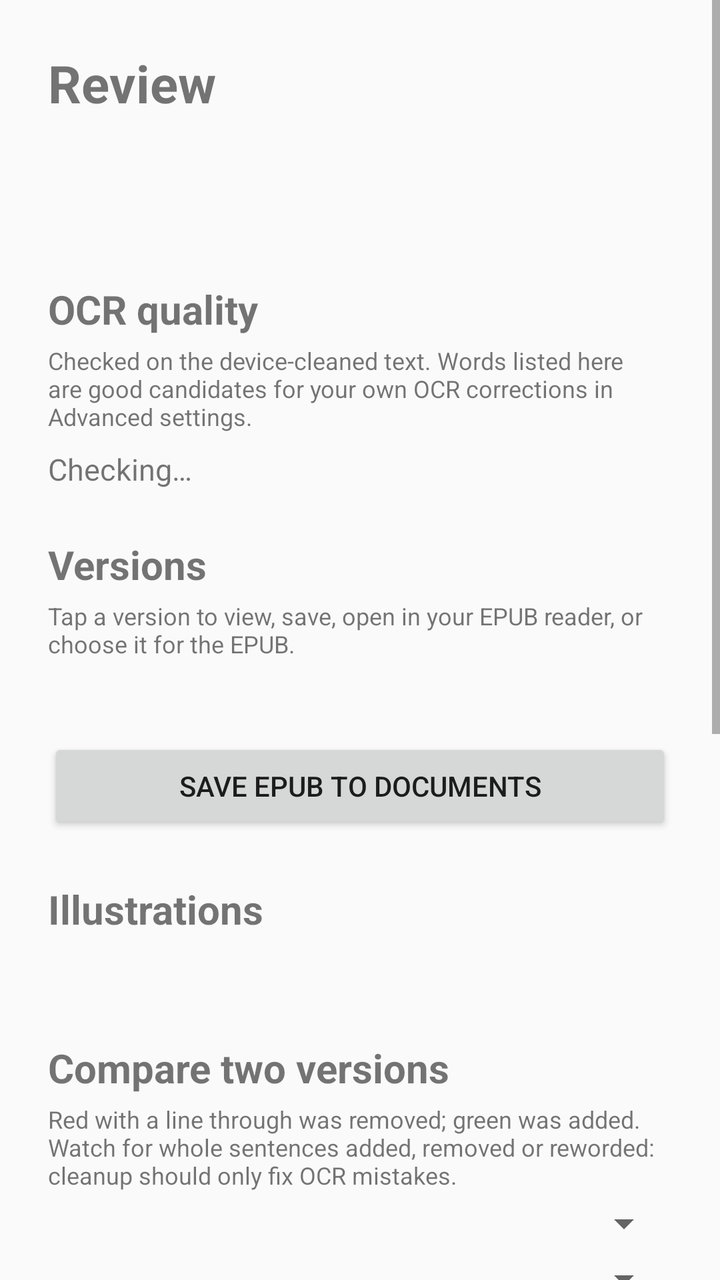
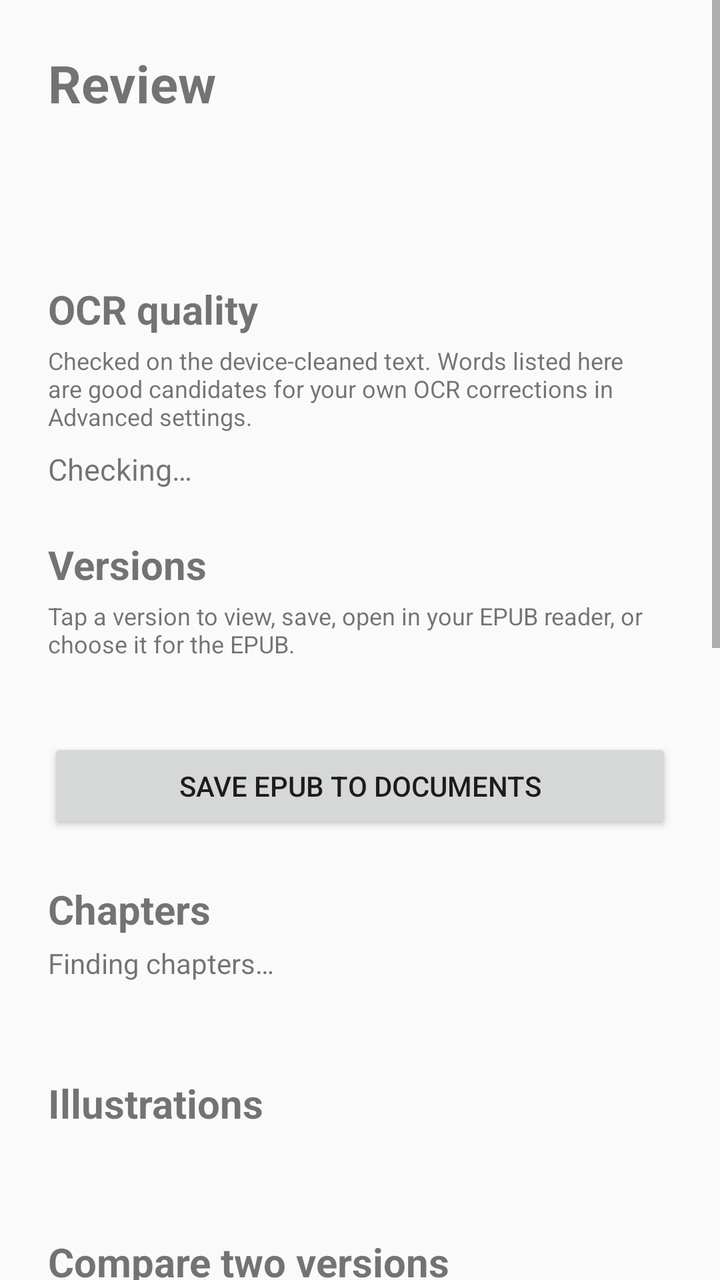

An Android layout rendered at two revisions. The XML below is the earlier revision; the diff shows what the commit changed to produce the second picture.
<!-- AndroidManifest.xml: application theme Theme.WombatLiberates -->
<!-- res/layout/activity_review.xml -->
<?xml version="1.0" encoding="utf-8"?>
<ScrollView xmlns:android="http://schemas.android.com/apk/res/android"
    android:id="@+id/reviewScroll"
    android:layout_width="match_parent"
    android:layout_height="match_parent"
    android:fillViewport="true">

    <LinearLayout
        android:layout_width="match_parent"
        android:layout_height="wrap_content"
        android:orientation="vertical"
        android:padding="24dp">

            <TextView
                android:id="@+id/reviewTitle"
                android:layout_width="match_parent"
                android:layout_height="wrap_content"
                android:layout_marginTop="0dp"
                android:text="Review"
                android:textSize="26sp"
                android:textStyle="bold" />
            <TextView
                android:id="@+id/reviewSubtitle"
                android:layout_width="match_parent"
                android:layout_height="wrap_content"
                android:layout_marginTop="4dp"
                android:textSize="16sp" />
            <TextView
                android:id="@+id/scanSummaryText"
                android:layout_width="match_parent"
                android:layout_height="wrap_content"
                android:layout_marginTop="12dp"
                android:textSize="15sp" />
            <TextView
                android:layout_width="match_parent"
                android:layout_height="wrap_content"
                android:layout_marginTop="24dp"
                android:text="OCR quality"
                android:textSize="20sp"
                android:textStyle="bold" />
            <TextView
                android:layout_width="match_parent"
                android:layout_height="wrap_content"
                android:layout_marginTop="4dp"
                android:text="Checked on the device-cleaned text. Words listed here are good candidates for your own OCR corrections in Advanced settings."
                android:textSize="12sp" />
            <TextView
                android:id="@+id/qualityText"
                android:layout_width="match_parent"
                android:layout_height="wrap_content"
                android:layout_marginTop="8dp"
                android:text="Checking…"
                android:textSize="15sp"
                android:textIsSelectable="true" />
            <TextView
                android:layout_width="match_parent"
                android:layout_height="wrap_content"
                android:layout_marginTop="24dp"
                android:text="Versions"
                android:textSize="20sp"
                android:textStyle="bold" />
            <TextView
                android:layout_width="match_parent"
                android:layout_height="wrap_content"
                android:layout_marginTop="4dp"
                android:text="Tap a version to view, save, open in your EPUB reader, or choose it for the EPUB."
                android:textSize="12sp" />
            <LinearLayout
                android:id="@+id/versionsList"
                android:layout_width="match_parent"
                android:layout_height="wrap_content"
                android:layout_marginTop="8dp"
                android:orientation="vertical" />
            <TextView
                android:id="@+id/savedEpubText"
                android:layout_width="match_parent"
                android:layout_height="wrap_content"
                android:layout_marginTop="8dp"
                android:textSize="14sp" />
            <Button
                android:id="@+id/saveToDocumentsButton"
                android:layout_width="match_parent"
                android:layout_height="wrap_content"
                android:layout_marginTop="4dp"
                android:text="Save EPUB to Documents" />
            <TextView
                android:layout_width="match_parent"
                android:layout_height="wrap_content"
                android:layout_marginTop="24dp"
                android:text="Illustrations"
                android:textSize="20sp"
                android:textStyle="bold" />
            <TextView
                android:id="@+id/illustrationsSummaryText"
                android:layout_width="match_parent"
                android:layout_height="wrap_content"
                android:layout_marginTop="4dp"
                android:textSize="12sp" />
            <LinearLayout
                android:id="@+id/illustrationsList"
                android:layout_width="match_parent"
                android:layout_height="wrap_content"
                android:layout_marginTop="8dp"
                android:orientation="vertical" />
            <LinearLayout
                android:id="@+id/viewerSection"
                android:layout_width="match_parent"
                android:layout_height="wrap_content"
                android:orientation="vertical"
                android:visibility="gone">
            <TextView
                android:id="@+id/viewerTitle"
                android:layout_width="match_parent"
                android:layout_height="wrap_content"
                android:layout_marginTop="20dp"
                android:textSize="18sp"
                android:textStyle="bold" />
            <TextView
                android:id="@+id/viewerPageText"
                android:layout_width="match_parent"
                android:layout_height="wrap_content"
                android:layout_marginTop="4dp"
                android:textSize="12sp" />
            <LinearLayout
                android:layout_width="match_parent"
                android:layout_height="wrap_content"
                android:orientation="horizontal">
            <Button
                android:id="@+id/viewerPreviousButton"
                android:layout_width="0dp"
                android:layout_weight="1"
                android:layout_height="wrap_content"
                android:layout_marginTop="4dp"
                android:text="Previous" />
            <Button
                android:id="@+id/viewerNextButton"
                android:layout_width="0dp"
                android:layout_weight="1"
                android:layout_height="wrap_content"
                android:layout_marginTop="4dp"
                android:text="Next" />
            </LinearLayout>
            <TextView
                android:id="@+id/viewerText"
                android:layout_width="match_parent"
                android:layout_height="wrap_content"
                android:layout_marginTop="8dp"
                android:textSize="15sp"
                android:textIsSelectable="true" />
            <Button
                android:id="@+id/viewerCloseButton"
                android:layout_width="match_parent"
                android:layout_height="wrap_content"
                android:layout_marginTop="8dp"
                android:text="Close viewer" />
            </LinearLayout>
            <TextView
                android:layout_width="match_parent"
                android:layout_height="wrap_content"
                android:layout_marginTop="24dp"
                android:text="Compare two versions"
                android:textSize="20sp"
                android:textStyle="bold" />
            <TextView
                android:layout_width="match_parent"
                android:layout_height="wrap_content"
                android:layout_marginTop="4dp"
                android:text="Red with a line through was removed; green was added. Watch for whole sentences added, removed or reworded: cleanup should only fix OCR mistakes."
                android:textSize="12sp" />
            <Spinner
                android:id="@+id/compareFromSpinner"
                android:layout_width="match_parent"
                android:layout_height="wrap_content"
                android:layout_marginTop="4dp" />
            <Spinner
                android:id="@+id/compareToSpinner"
                android:layout_width="match_parent"
                android:layout_height="wrap_content"
                android:layout_marginTop="4dp" />
            <Button
                android:id="@+id/compareButton"
                android:layout_width="match_parent"
                android:layout_height="wrap_content"
                android:layout_marginTop="4dp"
                android:text="Compare" />
            <TextView
                android:id="@+id/compareSummaryText"
                android:layout_width="match_parent"
                android:layout_height="wrap_content"
                android:layout_marginTop="8dp"
                android:textSize="14sp"
                android:textIsSelectable="true" />
            <TextView
                android:id="@+id/compareDiffText"
                android:layout_width="match_parent"
                android:layout_height="wrap_content"
                android:layout_marginTop="8dp"
                android:textSize="15sp"
                android:textIsSelectable="true" />
            <TextView
                android:layout_width="match_parent"
                android:layout_height="wrap_content"
                android:layout_marginTop="24dp"
                android:text="Improve with AI (optional)"
                android:textSize="20sp"
                android:textStyle="bold" />
            <TextView
                android:id="@+id/improveAdviceText"
                android:layout_width="match_parent"
                android:layout_height="wrap_content"
                android:layout_marginTop="4dp"
                android:textSize="14sp" />
            <Button
                android:id="@+id/ollamaButton"
                android:layout_width="match_parent"
                android:layout_height="wrap_content"
                android:layout_marginTop="8dp"
                android:text="Clean with Ollama" />
            <Button
                android:id="@+id/geminiButton"
                android:layout_width="match_parent"
                android:layout_height="wrap_content"
                android:layout_marginTop="4dp"
                android:text="Clean with on-device AI (Gemini Nano)" />
            <ProgressBar
                android:id="@+id/aiProgressBar"
                style="?android:attr/progressBarStyleHorizontal"
                android:layout_width="match_parent"
                android:layout_height="wrap_content"
                android:layout_marginTop="8dp"
                android:visibility="gone" />
            <TextView
                android:id="@+id/aiProgressText"
                android:layout_width="match_parent"
                android:layout_height="wrap_content"
                android:layout_marginTop="4dp"
                android:textSize="14sp" />
            <Button
                android:id="@+id/aiStopButton"
                android:layout_width="match_parent"
                android:layout_height="wrap_content"
                android:layout_marginTop="4dp"
                android:text="Stop AI cleanup"
                android:visibility="gone" />
            <TextView
                android:layout_width="match_parent"
                android:layout_height="wrap_content"
                android:layout_marginTop="8dp"
                android:text="AI cleanup runs only while this screen is open. If it stops, tap the same button to continue where it left off. Ollama sends text only to the server in your Ollama settings."
                android:textSize="12sp" />
            <Button
                android:id="@+id/closeReviewButton"
                android:layout_width="match_parent"
                android:layout_height="wrap_content"
                android:layout_marginTop="28dp"
                android:text="Back to Wombat Liberates" />
    </LinearLayout>
</ScrollView>
<!-- resources referenced by this layout -->
<resources>
  <style name="Theme.WombatLiberates" parent="Theme.AppCompat.DayNight.NoActionBar" />
</resources>

<!-- the commit's change to res/layout/activity_review.xml (unified diff, before → after) -->
@@ -87,6 +87,27 @@
                 android:layout_width="match_parent"
                 android:layout_height="wrap_content"
                 android:layout_marginTop="24dp"
+                android:text="Chapters"
+                android:textSize="20sp"
+                android:textStyle="bold" />
+            <TextView
+                android:id="@+id/chaptersSummaryText"
+                android:layout_width="match_parent"
+                android:layout_height="wrap_content"
+                android:layout_marginTop="4dp"
+                android:text="Finding chapters…"
+                android:textSize="14sp" />
+            <TextView
+                android:id="@+id/chaptersListText"
+                android:layout_width="match_parent"
+                android:layout_height="wrap_content"
+                android:layout_marginTop="4dp"
+                android:textIsSelectable="true"
+                android:textSize="14sp" />
+            <TextView
+                android:layout_width="match_parent"
+                android:layout_height="wrap_content"
+                android:layout_marginTop="24dp"
                 android:text="Illustrations"
                 android:textSize="20sp"
                 android:textStyle="bold" />
@@ -211,11 +232,24 @@
                 android:layout_marginTop="4dp"
                 android:textSize="14sp" />
             <Button
-                android:id="@+id/ollamaButton"
-                android:layout_width="match_parent"
-                android:layout_height="wrap_content"
-                android:layout_marginTop="8dp"
-                android:text="Clean with Ollama" />
+                android:id="@+id/serverCleanupButton"
+                android:layout_width="match_parent"
+                android:layout_height="wrap_content"
+                android:layout_marginTop="8dp"
+                android:text="Clean on server" />
+            <TextView
+                android:id="@+id/serverStatusText"
+                android:layout_width="match_parent"
+                android:layout_height="wrap_content"
+                android:layout_marginTop="4dp"
+                android:textSize="14sp" />
+            <Button
+                android:id="@+id/serverCancelButton"
+                android:layout_width="match_parent"
+                android:layout_height="wrap_content"
+                android:layout_marginTop="4dp"
+                android:text="Cancel server cleanup"
+                android:visibility="gone" />
             <Button
                 android:id="@+id/geminiButton"
                 android:layout_width="match_parent"
@@ -246,7 +280,7 @@
                 android:layout_width="match_parent"
                 android:layout_height="wrap_content"
                 android:layout_marginTop="8dp"
-                android:text="AI cleanup runs only while this screen is open. If it stops, tap the same button to continue where it left off. Ollama sends text only to the server in your Ollama settings."
+                android:text="Clean on server sends the device-cleaned text to your Wombat Cleanup server once and frees the phone: it checks back every 15 minutes and lets you know when the cleaned version is ready. On-device AI runs only while this screen is open; if it stops, tap it again to continue."
                 android:textSize="12sp" />
             <Button
                 android:id="@+id/closeReviewButton"
